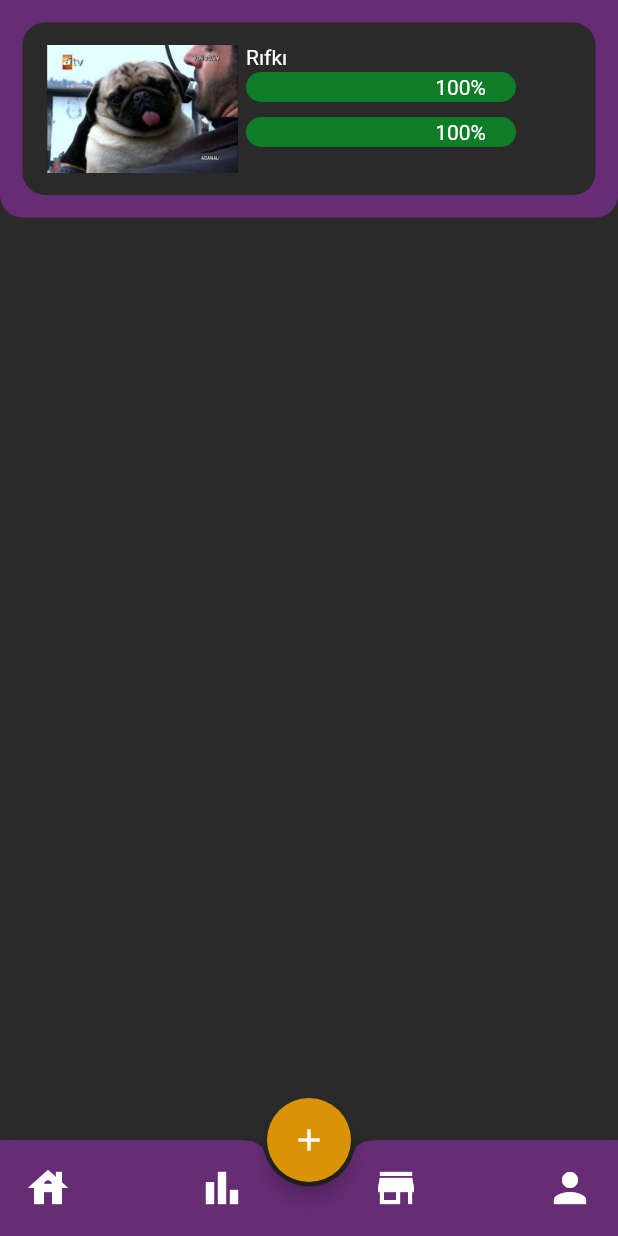
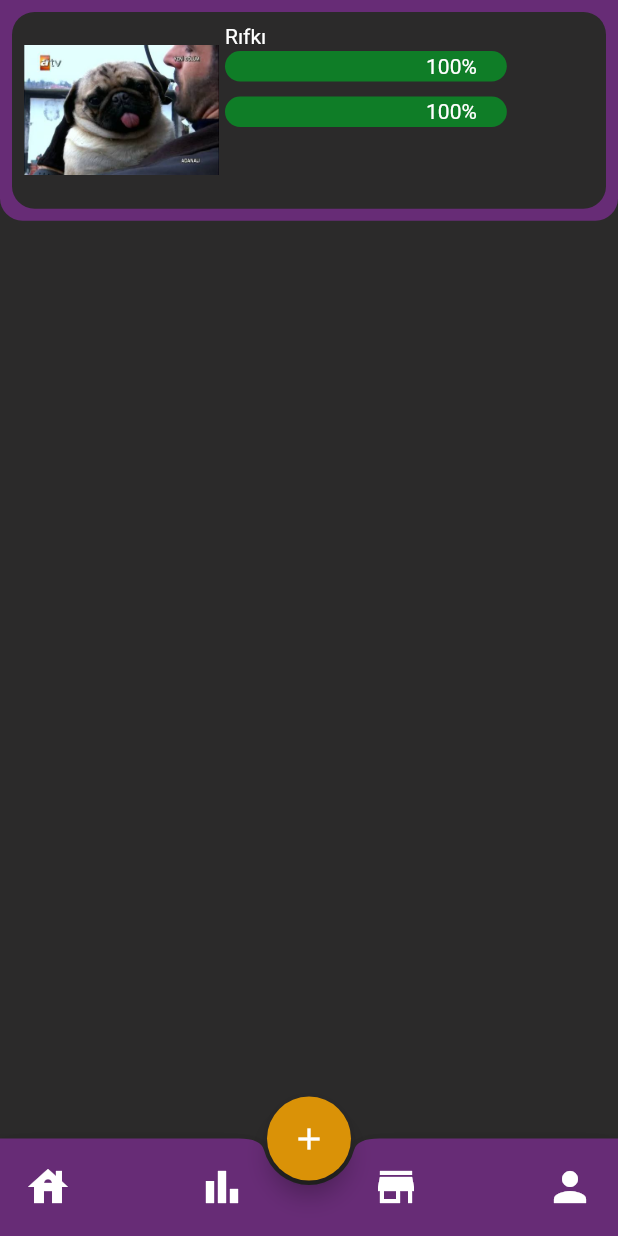
Before and after one commit to cangurdev/PanOut, a Flutter app: the screen it shows after launch, on a phone screen of 412 x 824 dp. Run offline on Flutter 3.47's test engine with Material 2 defaults, Android fonts, the phone set to English and light mode, and no system bars.

Commit message:
added responsive values

```diff
--- /dev/null
+++ b/lib/theme/size_config.dart
@@ -0,0 +1,29 @@
+import 'package:flutter/material.dart';
+
+class SizeConfig {
+  static MediaQueryData _mediaQueryData;
+  static double screenWidth;
+  static double screenHeight;
+  static double defaultSize;
+  static Orientation orientation;
+
+  void init(BuildContext context) {
+    _mediaQueryData = MediaQuery.of(context);
+    screenWidth = _mediaQueryData.size.width;
+    screenHeight = _mediaQueryData.size.height;
+    orientation = _mediaQueryData.orientation;
+  }
+}
+
+double getProportionateScreenHeight(double inputHeight) {
+  double screenHeight = SizeConfig.screenHeight;
+  // 812 is the layout height that designer use
+  return (inputHeight / 812.0) * screenHeight;
+}
+
+// Get the proportionate height as per screen size
+double getProportionateScreenWidth(double inputWidth) {
+  double screenWidth = SizeConfig.screenWidth;
+  // 375 is the layout width that designer use
+  return (inputWidth / 375.0) * screenWidth;
+}
--- a/lib/views/goal_form_view.dart
+++ b/lib/views/goal_form_view.dart
@@ -1,4 +1,5 @@
 import 'package:flutter/material.dart';
+import 'package:pan_out/theme/size_config.dart';
 import 'package:pan_out/widgets/bottom_navbar/bottom_navbar.dart';
 import 'package:pan_out/widgets/form_body.dart';
 import 'package:pan_out/widgets/top_navbar/form_navbar.dart';
@@ -7,7 +8,7 @@ class GoalForm extends StatelessWidget {
   @override
   Widget build(BuildContext context) {
     return Scaffold(
-      bottomNavigationBar: SizedBox(height: 64, child: BottomNavbar()),
+      bottomNavigationBar: SizedBox(height: getProportionateScreenHeight(64), child: BottomNavbar()),
       body: SafeArea(
           child: Column(
         children: [
--- a/lib/views/home_view.dart
+++ b/lib/views/home_view.dart
@@ -1,4 +1,5 @@
 import 'package:flutter/material.dart';
+import 'package:pan_out/theme/size_config.dart';
 
 //import widgets
 import 'package:pan_out/widgets/bottom_navbar/Fab.dart';
@@ -8,10 +9,11 @@ import 'package:pan_out/widgets/top_navbar/home_navbar.dart';
 class Home extends StatelessWidget {
   @override
   Widget build(BuildContext context) {
+    SizeConfig().init(context);
     return Scaffold(
       floatingActionButtonLocation: FloatingActionButtonLocation.centerDocked,
       floatingActionButton: Fab(),
-      bottomNavigationBar: SizedBox(height: 64, child: BottomNavbar()),
+      bottomNavigationBar: SizedBox(height: getProportionateScreenHeight(64), child: BottomNavbar()),
       body: SafeArea(
         child: Column(
           children: [
--- a/lib/widgets/category_card.dart
+++ b/lib/widgets/category_card.dart
@@ -1,4 +1,5 @@
 import 'package:flutter/material.dart';
+import 'package:pan_out/theme/size_config.dart';
 import 'package:pan_out/widgets/form_icon_button.dart';
 import 'package:pan_out/core/contants/constants.dart';
 
@@ -10,8 +11,8 @@ class CategoryCard extends StatelessWidget {
   @override
   Widget build(BuildContext context) {
     return Container(
-      width: 120,
-      height: 120,
+      width: getProportionateScreenWidth(120),
+      height:  getProportionateScreenHeight(120),
       decoration: BoxDecoration(
         borderRadius: BorderRadius.all(Radius.circular(20)),
         color: kBgColor,
--- a/lib/widgets/form_body.dart
+++ b/lib/widgets/form_body.dart
@@ -1,5 +1,6 @@
 import 'package:flutter/material.dart';
 import 'package:pan_out/core/contants/constants.dart';
+import 'package:pan_out/theme/size_config.dart';
 import 'package:pan_out/widgets/category_card.dart';
 import 'package:pan_out/widgets/submit_button.dart';
 
@@ -7,8 +8,8 @@ class FormBody extends StatelessWidget {
   @override
   Widget build(BuildContext context) {
     return Container(
-      width: 350,
-      height: 500,
+      width: getProportionateScreenWidth(305),
+      height: getProportionateScreenHeight(500),
       margin: EdgeInsets.only(top: 12),
       decoration: BoxDecoration(
         borderRadius: BorderRadius.all(Radius.circular(30)),
--- a/lib/widgets/form_icon_button.dart
+++ b/lib/widgets/form_icon_button.dart
@@ -1,5 +1,6 @@
 import 'package:flutter/material.dart';
 import 'package:pan_out/core/contants/constants.dart';
+import 'package:pan_out/theme/size_config.dart';
 
 class FormIconButton extends StatelessWidget {
   final IconData icon;
@@ -11,7 +12,7 @@ class FormIconButton extends StatelessWidget {
     return IconButton(
       icon: Icon(icon),
       color: kIconColor,
-      iconSize: 64,
+      iconSize: getProportionateScreenHeight(64),
       onPressed: () {
         Navigator.pushNamed(context, route);
       },
--- a/lib/widgets/top_navbar/form_navbar.dart
+++ b/lib/widgets/top_navbar/form_navbar.dart
@@ -1,5 +1,6 @@
 import 'package:flutter/material.dart';
 import 'package:pan_out/core/contants/constants.dart';
+import 'package:pan_out/theme/size_config.dart';
 
 class FormNavbar extends StatelessWidget {
   final String title;
@@ -8,7 +9,7 @@ class FormNavbar extends StatelessWidget {
   @override
   Widget build(BuildContext context) {
     return Container(
-        height: 145,
+        height: getProportionateScreenHeight(145),
         width: double.infinity,
         padding: EdgeInsets.all(15),
         decoration: BoxDecoration(
--- a/lib/widgets/top_navbar/home_navbar.dart
+++ b/lib/widgets/top_navbar/home_navbar.dart
@@ -1,5 +1,6 @@
 import 'package:flutter/material.dart';
 import 'package:pan_out/core/contants/constants.dart';
+import 'package:pan_out/theme/size_config.dart';
 
 class HomeNavbar extends StatelessWidget {
   const HomeNavbar({
@@ -9,15 +10,15 @@ class HomeNavbar extends StatelessWidget {
   @override
   Widget build(BuildContext context) {
     return Container(
-      height: 145,
-      padding: EdgeInsets.all(15),
+      height: getProportionateScreenHeight(145),
+      padding: EdgeInsets.all(8),
       decoration: BoxDecoration(
         borderRadius: BorderRadius.only(
             bottomLeft: Radius.circular(15), bottomRight: Radius.circular(15)),
         color: kPrimaryColor,
       ),
       child: Container(
-        padding: EdgeInsets.all(15),
+        padding: EdgeInsets.all(8),
         decoration: BoxDecoration(
           borderRadius: BorderRadius.circular(15),
           color: kBgColor,
@@ -40,8 +41,8 @@ class HomeNavbar extends StatelessWidget {
                   Container(
                     alignment: Alignment.centerRight,
                     padding: EdgeInsets.only(right: 20),
-                    height: 20,
-                    width: 180,
+                    height: getProportionateScreenHeight(20),
+                    width: getProportionateScreenWidth(171),
                     decoration: BoxDecoration(
                       borderRadius: BorderRadius.circular(30),
                       color: kGreenColor,
@@ -54,8 +55,8 @@ class HomeNavbar extends StatelessWidget {
                   Container(
                     alignment: Alignment.centerRight,
                     padding: EdgeInsets.only(right: 20),
-                    height: 20,
-                    width: 180,
+                    height: getProportionateScreenHeight(20),
+                    width: getProportionateScreenWidth(171),
                     decoration: BoxDecoration(
                       borderRadius: BorderRadius.circular(30),
                       color: kGreenColor,
```
Also changed, not shown: lib/widgets/submit_button.dart (+7 -7 lines).
